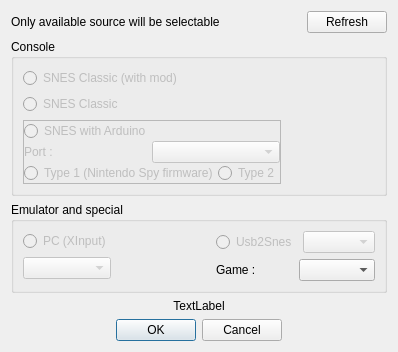
This is inputsourceselector.ui in Skarsnik/Button-Mash as Qt 5 draws it before an edit. The edited form follows.
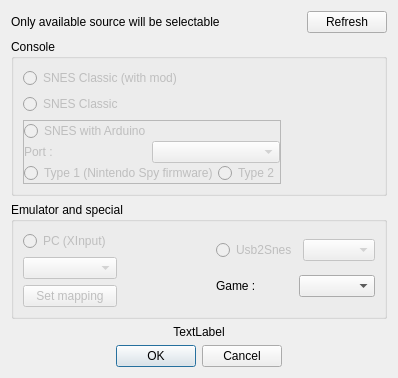
This is the edited form.

```diff
--- a/inputsourceselector.ui
+++ b/inputsourceselector.ui
@@ -7,7 +7,7 @@
     <x>0</x>
     <y>0</y>
     <width>398</width>
-    <height>339</height>
+    <height>365</height>
    </rect>
   </property>
   <property name="windowTitle">
@@ -229,6 +229,22 @@
          <widget class="QComboBox" name="xinputComboBox">
           <property name="enabled">
            <bool>false</bool>
+          </property>
+          <property name="sizePolicy">
+           <sizepolicy hsizetype="Expanding" vsizetype="Fixed">
+            <horstretch>0</horstretch>
+            <verstretch>0</verstretch>
+           </sizepolicy>
+          </property>
+         </widget>
+        </item>
+        <item>
+         <widget class="QPushButton" name="mappingButton">
+          <property name="enabled">
+           <bool>false</bool>
+          </property>
+          <property name="text">
+           <string>Set mapping</string>
           </property>
          </widget>
         </item>
```
